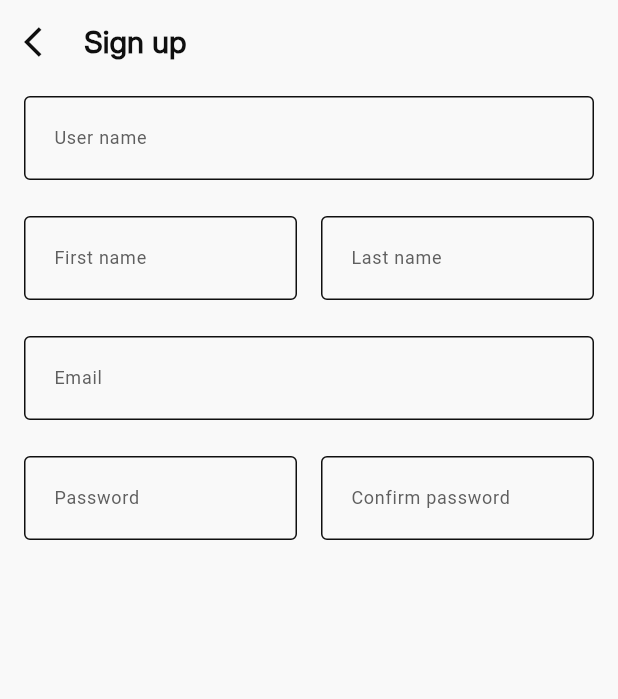
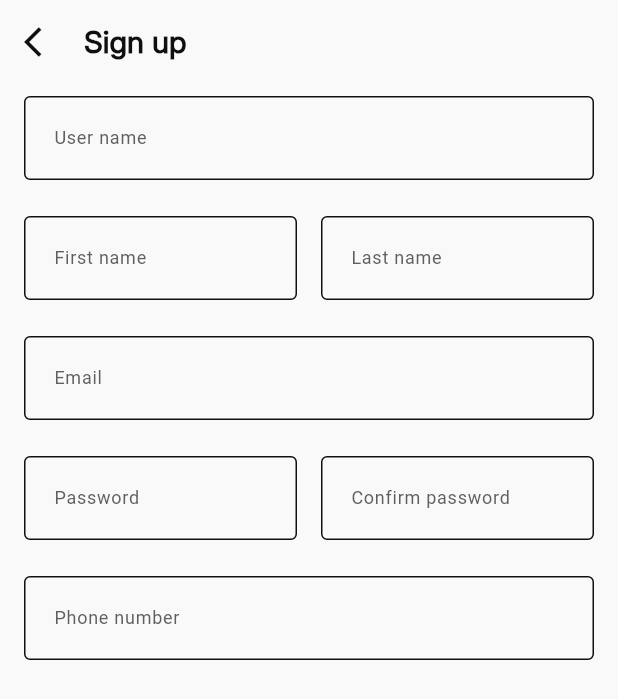
Before and after one commit to ahmedelazab1220/online_exam_app, a Flutter app: the screen it shows after launch, on a phone screen of 412 x 824 dp. Shown: the top 699 px of the screen. Run offline on Flutter 3.47's test engine with Material 3 defaults, Android fonts, the phone set to English and light mode, and no system bars; our stand-ins replace easy_localization.

Commit message:
feat(signUp): make Phone text field
- make  Text Form fild and put  PhoneFieldSignUp.dart
- use this field in sign up body

```diff
--- a/lib/features/auth/sign_up/presentation/view/widgets/sign_up_body.dart
+++ b/lib/features/auth/sign_up/presentation/view/widgets/sign_up_body.dart
@@ -45,6 +45,13 @@ class SignUpBody extends StatelessWidget {
                 )
               ],
             ),
+            _buildSpacer(),
+            TextFormField(
+              decoration: InputDecoration(
+                hintText: context.enterPhoneNumber,
+                labelText: context.phoneNumber,
+              ),
+            )
           ],
         ),
       ),
```
Also changed, not shown: lib/features/auth/sign_up/presentation/view/widgets/phone_field_sign_up.dart (added, +16 -0 lines).
